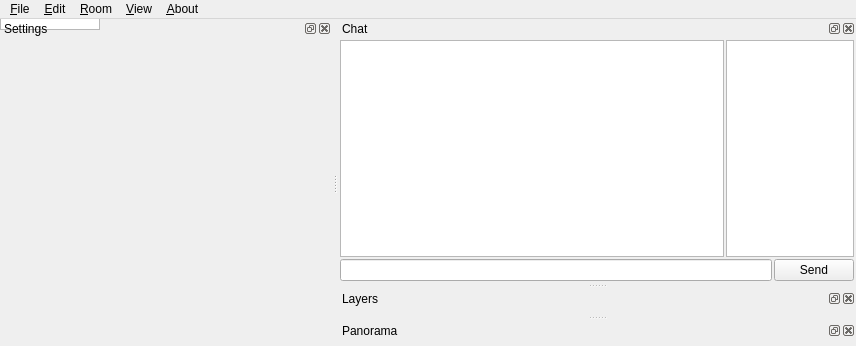
liuyanghejerry/painttyWidget, file widgets/mainwindow.ui: the form before one commit.
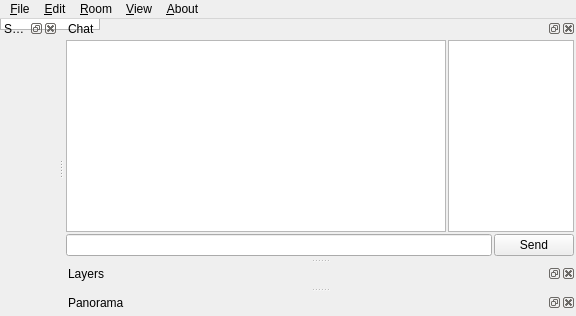
The form after the commit. Icons and pictures are not drawn. Custom widgets are drawn as their Qt base class.

Patch:
```diff
--- a/widgets/mainwindow.ui
+++ b/widgets/mainwindow.ui
@@ -2,14 +2,6 @@
 <ui version="4.0">
  <class>MainWindow</class>
  <widget class="QMainWindow" name="MainWindow">
-  <property name="geometry">
-   <rect>
-    <x>0</x>
-    <y>0</y>
-    <width>856</width>
-    <height>346</height>
-   </rect>
-  </property>
   <property name="windowTitle">
    <string>Mr.Paint</string>
   </property>
@@ -175,7 +167,7 @@
      <x>0</x>
      <y>0</y>
      <width>856</width>
-     <height>23</height>
+     <height>21</height>
     </rect>
    </property>
    <widget class="QMenu" name="menu_File">
```
Left out of the diff: 52 changed lines with no effect on the pictures.
